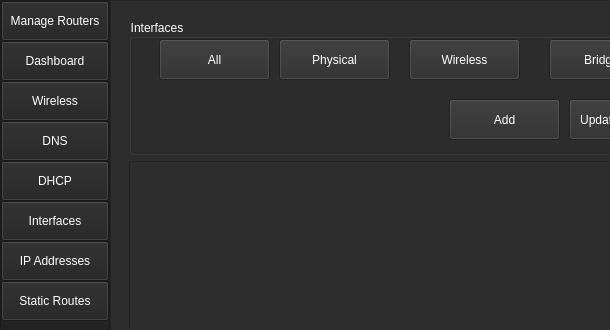
First picture: the form in UI/ui_main.ui, repository monico18/LTI-SDN-Controller, before the edit; both pictures show x 0 to 610 and y 0 to 330 of the 1168 by 723 pixel window.
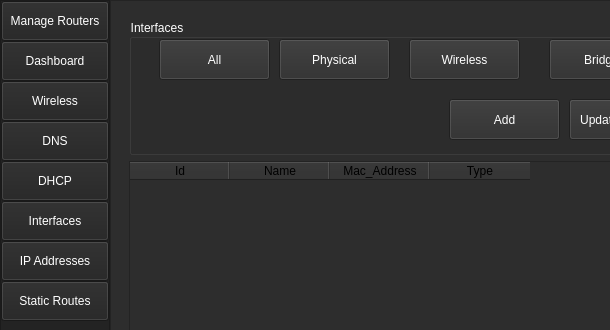
Second picture: the form after the edit. The open tabs and pages were chosen to show the change.

Diff of the .ui file:
```diff
--- a/UI/ui_main.ui
+++ b/UI/ui_main.ui
@@ -7638,6 +7638,444 @@
                   <verstretch>8</verstretch>
                  </sizepolicy>
                 </property>
+                <property name="palette">
+                 <palette>
+                  <active>
+                   <colorrole role="WindowText">
+                    <brush brushstyle="SolidPattern">
+                     <color alpha="255">
+                      <red>255</red>
+                      <green>255</green>
+                      <blue>255</blue>
+                     </color>
+                    </brush>
+                   </colorrole>
+                   <colorrole role="Button">
+                    <brush brushstyle="SolidPattern">
+                     <color alpha="255">
+                      <red>255</red>
+                      <green>255</green>
+                      <blue>255</blue>
+                     </color>
+                    </brush>
+                   </colorrole>
+                   <colorrole role="Light">
+                    <brush brushstyle="SolidPattern">
+                     <color alpha="255">
+                      <red>255</red>
+                      <green>255</green>
+                      <blue>255</blue>
+                     </color>
+                    </brush>
+                   </colorrole>
+                   <colorrole role="Midlight">
+                    <brush brushstyle="SolidPattern">
+                     <color alpha="255">
+                      <red>255</red>
+                      <green>255</green>
+                      <blue>255</blue>
+                     </color>
+                    </brush>
+                   </colorrole>
+                   <colorrole role="Dark">
+                    <brush brushstyle="SolidPattern">
+                     <color alpha="255">
+                      <red>127</red>
+                      <green>127</green>
+                      <blue>127</blue>
+                     </color>
+                    </brush>
+                   </colorrole>
+                   <colorrole role="Mid">
+                    <brush brushstyle="SolidPattern">
+                     <color alpha="255">
+                      <red>170</red>
+                      <green>170</green>
+                      <blue>170</blue>
+                     </color>
+                    </brush>
+                   </colorrole>
+                   <colorrole role="Text">
+                    <brush brushstyle="SolidPattern">
+                     <color alpha="255">
+                      <red>255</red>
+                      <green>255</green>
+                      <blue>255</blue>
+                     </color>
+                    </brush>
+                   </colorrole>
+                   <colorrole role="BrightText">
+                    <brush brushstyle="SolidPattern">
+                     <color alpha="255">
+                      <red>255</red>
+                      <green>255</green>
+                      <blue>255</blue>
+                     </color>
+                    </brush>
+                   </colorrole>
+                   <colorrole role="ButtonText">
+                    <brush brushstyle="SolidPattern">
+                     <color alpha="255">
+                      <red>255</red>
+                      <green>255</green>
+                      <blue>255</blue>
+                     </color>
+                    </brush>
+                   </colorrole>
+                   <colorrole role="Base">
+                    <brush brushstyle="SolidPattern">
+                     <color alpha="255">
+                      <red>255</red>
+                      <green>255</green>
+                      <blue>255</blue>
+                     </color>
+                    </brush>
+                   </colorrole>
+                   <colorrole role="Window">
+                    <brush brushstyle="SolidPattern">
+                     <color alpha="255">
+                      <red>255</red>
+                      <green>255</green>
+                      <blue>255</blue>
+                     </color>
+                    </brush>
+                   </colorrole>
+                   <colorrole role="Shadow">
+                    <brush brushstyle="SolidPattern">
+                     <color alpha="255">
+                      <red>0</red>
+                      <green>0</green>
+                      <blue>0</blue>
+                     </color>
+                    </brush>
+                   </colorrole>
+                   <colorrole role="AlternateBase">
+                    <brush brushstyle="SolidPattern">
+                     <color alpha="255">
+                      <red>255</red>
+                      <green>255</green>
+                      <blue>255</blue>
+                     </color>
+                    </brush>
+                   </colorrole>
+                   <colorrole role="ToolTipBase">
+                    <brush brushstyle="SolidPattern">
+                     <color alpha="255">
+                      <red>255</red>
+                      <green>255</green>
+                      <blue>220</blue>
+                     </color>
+                    </brush>
+                   </colorrole>
+                   <colorrole role="ToolTipText">
+                    <brush brushstyle="SolidPattern">
+                     <color alpha="255">
+                      <red>0</red>
+                      <green>0</green>
+                      <blue>0</blue>
+                     </color>
+                    </brush>
+                   </colorrole>
+                  </active>
+                  <inactive>
+                   <colorrole role="WindowText">
+                    <brush brushstyle="SolidPattern">
+                     <color alpha="255">
+                      <red>255</red>
+                      <green>255</green>
+                      <blue>255</blue>
+                     </color>
+                    </brush>
+                   </colorrole>
+                   <colorrole role="Button">
+                    <brush brushstyle="SolidPattern">
+                     <color alpha="255">
+                      <red>255</red>
+                      <green>255</green>
+                      <blue>255</blue>
+                     </color>
+                    </brush>
+                   </colorrole>
+                   <colorrole role="Light">
+                    <brush brushstyle="SolidPattern">
+                     <color alpha="255">
+                      <red>255</red>
+                      <green>255</green>
+                      <blue>255</blue>
+                     </color>
+                    </brush>
+                   </colorrole>
+                   <colorrole role="Midlight">
+                    <brush brushstyle="SolidPattern">
+                     <color alpha="255">
+                      <red>255</red>
+                      <green>255</green>
+                      <blue>255</blue>
+                     </color>
+                    </brush>
+                   </colorrole>
+                   <colorrole role="Dark">
+                    <brush brushstyle="SolidPattern">
+                     <color alpha="255">
+                      <red>127</red>
+                      <green>127</green>
+                      <blue>127</blue>
+                     </color>
+                    </brush>
+                   </colorrole>
+                   <colorrole role="Mid">
+                    <brush brushstyle="SolidPattern">
+                     <color alpha="255">
+                      <red>170</red>
+                      <green>170</green>
+                      <blue>170</blue>
+                     </color>
+                    </brush>
+                   </colorrole>
+                   <colorrole role="Text">
+                    <brush brushstyle="SolidPattern">
+                     <color alpha="255">
+                      <red>255</red>
+                      <green>255</green>
+                      <blue>255</blue>
+                     </color>
+                    </brush>
+                   </colorrole>
+                   <colorrole role="BrightText">
+                    <brush brushstyle="SolidPattern">
+                     <color alpha="255">
+                      <red>255</red>
+                      <green>255</green>
+                      <blue>255</blue>
+                     </color>
+                    </brush>
+                   </colorrole>
+                   <colorrole role="ButtonText">
+                    <brush brushstyle="SolidPattern">
+                     <color alpha="255">
+                      <red>255</red>
+                      <green>255</green>
+                      <blue>255</blue>
+                     </color>
+                    </brush>
+                   </colorrole>
+                   <colorrole role="Base">
+                    <brush brushstyle="SolidPattern">
+                     <color alpha="255">
+                      <red>255</red>
+                      <green>255</green>
+                      <blue>255</blue>
+                     </color>
+                    </brush>
+                   </colorrole>
+                   <colorrole role="Window">
+                    <brush brushstyle="SolidPattern">
+                     <color alpha="255">
+                      <red>255</red>
+                      <green>255</green>
+                      <blue>255</blue>
+                     </color>
+                    </brush>
+                   </colorrole>
+                   <colorrole role="Shadow">
+                    <brush brushstyle="SolidPattern">
+                     <color alpha="255">
+                      <red>0</red>
+                      <green>0</green>
+                      <blue>0</blue>
+                     </color>
+                    </brush>
+                   </colorrole>
+                   <colorrole role="AlternateBase">
+                    <brush brushstyle="SolidPattern">
+                     <color alpha="255">
+                      <red>255</red>
+                      <green>255</green>
+                      <blue>255</blue>
+                     </color>
+                    </brush>
+                   </colorrole>
+                   <colorrole role="ToolTipBase">
+                    <brush brushstyle="SolidPattern">
+                     <color alpha="255">
+                      <red>255</red>
+                      <green>255</green>
+                      <blue>220</blue>
+                     </color>
+                    </brush>
+                   </colorrole>
+                   <colorrole role="ToolTipText">
+                    <brush brushstyle="SolidPattern">
+                     <color alpha="255">
+                      <red>0</red>
+                      <green>0</green>
+                      <blue>0</blue>
+                     </color>
+                    </brush>
+                   </colorrole>
+                  </inactive>
+                  <disabled>
+                   <colorrole role="WindowText">
+                    <brush brushstyle="SolidPattern">
+                     <color alpha="255">
+                      <red>127</red>
+                      <green>127</green>
+                      <blue>127</blue>
+                     </color>
+                    </brush>
+                   </colorrole>
+                   <colorrole role="Button">
+                    <brush brushstyle="SolidPattern">
+                     <color alpha="255">
+                      <red>255</red>
+                      <green>255</green>
+                      <blue>255</blue>
+                     </color>
+                    </brush>
+                   </colorrole>
+                   <colorrole role="Light">
+                    <brush brushstyle="SolidPattern">
+                     <color alpha="255">
+                      <red>255</red>
+                      <green>255</green>
+                      <blue>255</blue>
+                     </color>
+                    </brush>
+                   </colorrole>
+                   <colorrole role="Midlight">
+                    <brush brushstyle="SolidPattern">
+                     <color alpha="255">
+                      <red>255</red>
+                      <green>255</green>
+                      <blue>255</blue>
+                     </color>
+                    </brush>
+                   </colorrole>
+                   <colorrole role="Dark">
+                    <brush brushstyle="SolidPattern">
+                     <color alpha="255">
+                      <red>127</red>
+                      <green>127</green>
+                      <blue>127</blue>
+                     </color>
+                    </brush>
+                   </colorrole>
+                   <colorrole role="Mid">
+                    <brush brushstyle="SolidPattern">
+                     <color alpha="255">
+                      <red>170</red>
+                      <green>170</green>
+                      <blue>170</blue>
+                     </color>
+                    </brush>
+                   </colorrole>
+                   <colorrole role="Text">
+                    <brush brushstyle="SolidPattern">
+                     <color alpha="255">
+                      <red>127</red>
+                      <green>127</green>
+                      <blue>127</blue>
+                     </color>
+                    </brush>
+                   </colorrole>
+                   <colorrole role="BrightText">
+                    <brush brushstyle="SolidPattern">
+                     <color alpha="255">
+                      <red>255</red>
+                      <green>255</green>
+                      <blue>255</blue>
+                     </color>
+                    </brush>
+                   </colorrole>
+                   <colorrole role="ButtonText">
+                    <brush brushstyle="SolidPattern">
+                     <color alpha="255">
+                      <red>127</red>
+                      <green>127</green>
+                      <blue>127</blue>
+                     </color>
+                    </brush>
+                   </colorrole>
+                   <colorrole role="Base">
+                    <brush brushstyle="SolidPattern">
+                     <color alpha="255">
+                      <red>255</red>
+                      <green>255</green>
+                      <blue>255</blue>
+                     </color>
+                    </brush>
+                   </colorrole>
+                   <colorrole role="Window">
+                    <brush brushstyle="SolidPattern">
+                     <color alpha="255">
+                      <red>255</red>
+                      <green>255</green>
+                      <blue>255</blue>
+                     </color>
+                    </brush>
+                   </colorrole>
+                   <colorrole role="Shadow">
+                    <brush brushstyle="SolidPattern">
+                     <color alpha="255">
+                      <red>0</red>
+                      <green>0</green>
+                      <blue>0</blue>
+                     </color>
+                    </brush>
+                   </colorrole>
+                   <colorrole role="AlternateBase">
+                    <brush brushstyle="SolidPattern">
+                     <color alpha="255">
+                      <red>255</red>
+                      <green>255</green>
+                      <blue>255</blue>
+                     </color>
+                    </brush>
+                   </colorrole>
+                   <colorrole role="ToolTipBase">
+                    <brush brushstyle="SolidPattern">
+                     <color alpha="255">
+                      <red>255</red>
+                      <green>255</green>
+                      <blue>220</blue>
+                     </color>
+                    </brush>
+                   </colorrole>
+                   <colorrole role="ToolTipText">
+                    <brush brushstyle="SolidPattern">
+                     <color alpha="255">
+                      <red>0</red>
+                      <green>0</green>
+                      <blue>0</blue>
+                     </color>
+                    </brush>
+                   </colorrole>
+                  </disabled>
+                 </palette>
+                </property>
+                <attribute name="verticalHeaderVisible">
+                 <bool>false</bool>
+                </attribute>
+                <column>
+                 <property name="text">
+                  <string>Id</string>
+                 </property>
+                </column>
+                <column>
+                 <property name="text">
+                  <string>Name</string>
+                 </property>
+                </column>
+                <column>
+                 <property name="text">
+                  <string>Mac_Address</string>
+                 </property>
+                </column>
+                <column>
+                 <property name="text">
+                  <string>Type</string>
+                 </property>
+                </column>
                </widget>
               </item>
              </layout>
```
Left out of the diff: 18 changed lines with no effect on the pictures.
